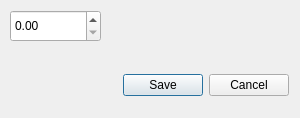
First picture: the form in Config_Set_Hour_Cost.ui, repository bedi1982/Oficina, before the edit.
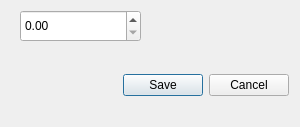
Second picture: the form after the edit. Icons and pictures are not drawn.

Commit message: Created a new form and refactored the edit stock Fixed some spins which where trying to get text().toDouble instead directly taking the .value()

```diff
--- a/Config_Set_Hour_Cost.ui
+++ b/Config_Set_Hour_Cost.ui
@@ -7,7 +7,7 @@
     <x>0</x>
     <y>0</y>
     <width>300</width>
-    <height>118</height>
+    <height>127</height>
    </rect>
   </property>
   <property name="minimumSize">
@@ -50,16 +50,6 @@
     <set>QDialogButtonBox::Cancel|QDialogButtonBox::Save</set>
    </property>
   </widget>
-  <widget class="QDoubleSpinBox" name="spin_Hour_Cost">
-   <property name="geometry">
-    <rect>
-     <x>10</x>
-     <y>10</y>
-     <width>91</width>
-     <height>32</height>
-    </rect>
-   </property>
-  </widget>
   <widget class="QLabel" name="lbl_Emoticon">
    <property name="geometry">
     <rect>
@@ -76,6 +66,22 @@
     <pixmap resource="resources/images.qrc">:/emoticons/tux.png</pixmap>
    </property>
   </widget>
+  <widget class="QDoubleSpinBox" name="double_Spin_Hour_Cost">
+   <property name="geometry">
+    <rect>
+     <x>20</x>
+     <y>10</y>
+     <width>121</width>
+     <height>32</height>
+    </rect>
+   </property>
+   <property name="maximum">
+    <double>999.990000000000009</double>
+   </property>
+   <property name="singleStep">
+    <double>1.000000000000000</double>
+   </property>
+  </widget>
  </widget>
  <resources>
   <include location="resources/images.qrc"/>
```
The commit also changes 24 other files.
